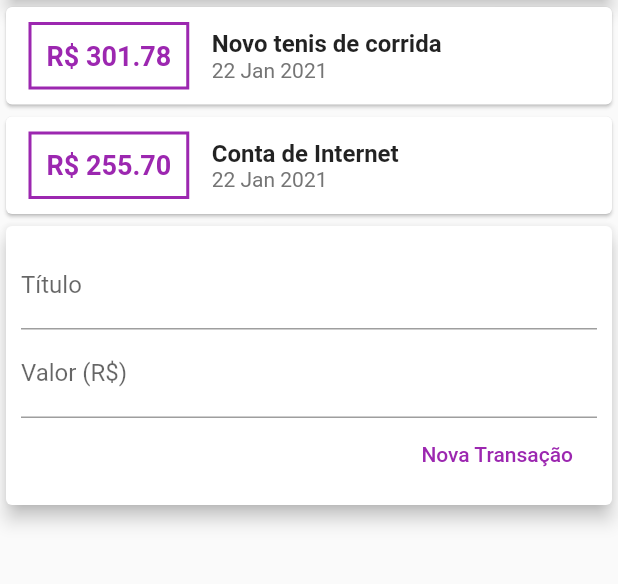
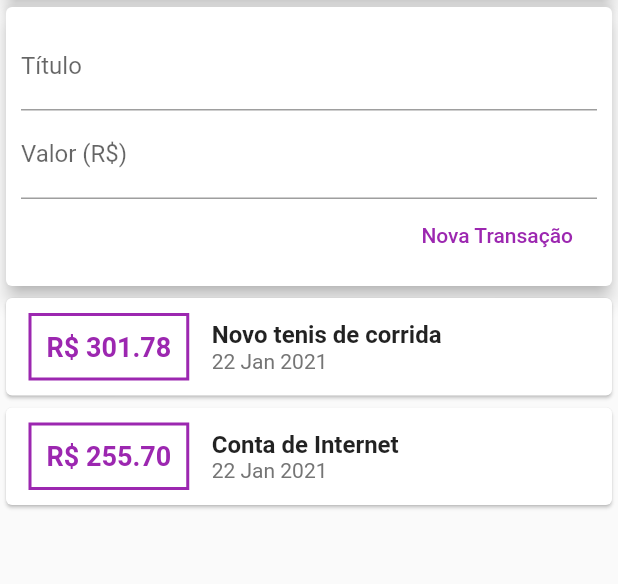
Before and after one commit to romildojpaiter/despesas-pessoais-app, a Flutter app: the screen it shows after launch, on a phone screen of 412 x 824 dp, the part 119-703 px from its top. Run offline on Flutter 3.47's test engine with Material 2 defaults, Android fonts, the phone set to English and light mode, and no system bars.

Commit message:
Utilizandando ListView para poder listar as Transactions

```diff
--- a/lib/components/transaction_form.dart
+++ b/lib/components/transaction_form.dart
@@ -3,16 +3,27 @@ import 'package:flutter/material.dart';
 /// Classe responsável por manter o Formulario de Cadastro do Form
 class TransactionForm extends StatelessWidget {
   //
+  final titleControler = TextEditingController();
+  final valueControler = TextEditingController();
 
   final void Function(String, double) onSubmit;
 
   TransactionForm(this.onSubmit);
 
+  _submitForm() {
+    final title = titleControler.text;
+    final value = double.tryParse(valueControler.text) ?? 0.0;
+
+    if (title.isEmpty || value <= 0) {
+      return;
+    }
+
+    onSubmit(title, value);
+  }
+
   @override
   Widget build(BuildContext context) {
     //
-    final titleControler = TextEditingController();
-    final valueControler = TextEditingController();
 
     return Card(
       elevation: 5,
@@ -27,8 +38,9 @@ class TransactionForm extends StatelessWidget {
             TextField(
               controller: valueControler,
               decoration: InputDecoration(labelText: 'Valor (R\$)'),
+              onSubmitted: (_) => _submitForm(),
               // Utilizado para mostrar o tipo do teclado
-              keyboardType: TextInputType.number,
+              keyboardType: TextInputType.numberWithOptions(decimal: true),
             ),
             Row(
               mainAxisAlignment: MainAxisAlignment.end,
@@ -36,11 +48,7 @@ class TransactionForm extends StatelessWidget {
                 FlatButton(
                   child: Text('Nova Transação'),
                   textColor: Colors.purple,
-                  onPressed: () {
-                    final title = titleControler.text;
-                    final value = double.tryParse(valueControler.text) ?? 0.0;
-                    onSubmit(title, value);
-                  },
+                  onPressed: _submitForm,
                 )
               ],
             )
--- a/lib/components/transaction_list.dart
+++ b/lib/components/transaction_list.dart
@@ -13,8 +13,12 @@ class TransactionList extends StatelessWidget {
 
   @override
   Widget build(BuildContext context) {
-    return Column(
-      children: transactions.map((tr) {
+    return Container(
+      height: MediaQuery.of(context).size.height / 2,
+      child: ListView.builder(
+          itemCount: transactions.length,
+          itemBuilder: (context, index) {
+            final tr = transactions[index];
             return Card(
               child: Row(
                 children: <Widget>[
@@ -41,7 +45,6 @@ class TransactionList extends StatelessWidget {
                   ),
                   Column(
                     mainAxisAlignment: MainAxisAlignment.spaceAround,
-                // para Column, é alinhado a linha no crossAxis
                     crossAxisAlignment: CrossAxisAlignment.start,
                     children: <Widget>[
                       Text(tr.title,
@@ -58,7 +61,7 @@ class TransactionList extends StatelessWidget {
                 ],
               ),
             );
-      }).toList(),
+          }),
     );
   }
 }
--- a/lib/components/transaction_user.dart
+++ b/lib/components/transaction_user.dart
@@ -46,8 +46,8 @@ class _TransactionUserState extends State<TransactionUser> {
   @override
   Widget build(BuildContext context) {
     return Column(children: [
+      TransactionForm(_addTransaction),
       TransactionList(_transactions),
-      TransactionForm(_addTransaction),
     ]);
   }
 }
--- a/lib/main.dart
+++ b/lib/main.dart
@@ -23,10 +23,11 @@ class MyHomePage extends StatelessWidget {
       appBar: AppBar(
         title: Text("Despesas Pessoais"),
       ),
-      body: Column(
+      body: SingleChildScrollView(
+        child: Column(
           // O main AxisAlignment pode variar conforme o tipo de
           // componente utilizado. Column(Cima -> baixo), Row (Esquerda -> direita)
-        // mainAxisAlignment: MainAxisAlignment.spaceAround,
+          // - mainAxisAlignment: MainAxisAlignment.spaceAround,
           // stretch é utilizado para ocupar a área inteira da coluna
           crossAxisAlignment: CrossAxisAlignment.stretch,
           children: <Widget>[
@@ -41,6 +42,7 @@ class MyHomePage extends StatelessWidget {
             TransactionUser()
           ],
         ),
+      ),
     );
   }
 }
```
Lines whose indentation alone changed are shown as unchanged.
